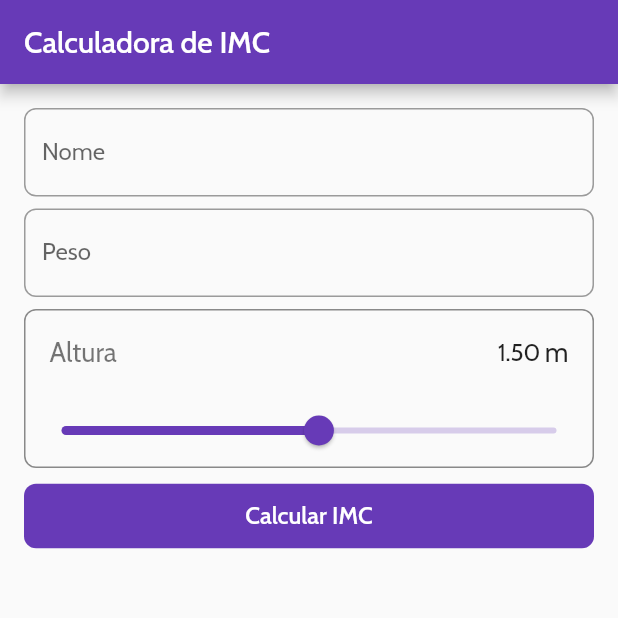
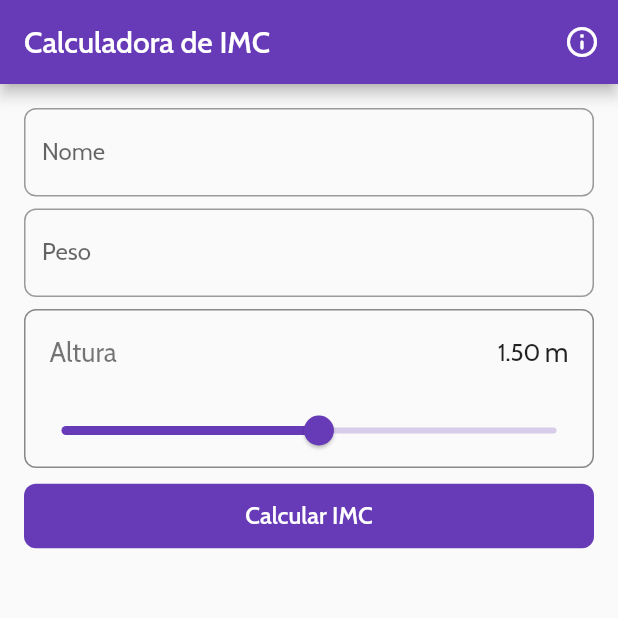
Before and after one commit to br-adriel/flutter-calculadora-imc, a Flutter app: the screen it shows after launch, on a phone screen of 412 x 824 dp, the top half of it. Run offline on Flutter 3.47's test engine with Material 2 defaults, Android fonts, the phone set to English and light mode, and no system bars; our stand-ins replace flutter_svg, google_fonts, sqflite; accounts and stored records are empty.

Commit message:
Implementa navegação para tela de informações

```diff
--- a/lib/screens/home.dart
+++ b/lib/screens/home.dart
@@ -1,5 +1,6 @@
 import 'package:calculadora_imc/pages/home/form_imc.dart';
 import 'package:calculadora_imc/pages/home/history.dart';
+import 'package:calculadora_imc/screens/info.dart';
 import 'package:flutter/material.dart';
 
 class HomeScreen extends StatefulWidget {
@@ -23,6 +24,18 @@ class _HomeScreenState extends State<HomeScreen> {
     return Scaffold(
       appBar: AppBar(
         title: Text(_titulo),
+        actions: [
+          IconButton(
+            onPressed: () {
+              Navigator.push(context, MaterialPageRoute(
+                builder: (context) {
+                  return const InfoScreen();
+                },
+              ));
+            },
+            icon: const Icon(Icons.info_outline_rounded),
+          ),
+        ],
       ),
       body: Column(
         children: [
```
